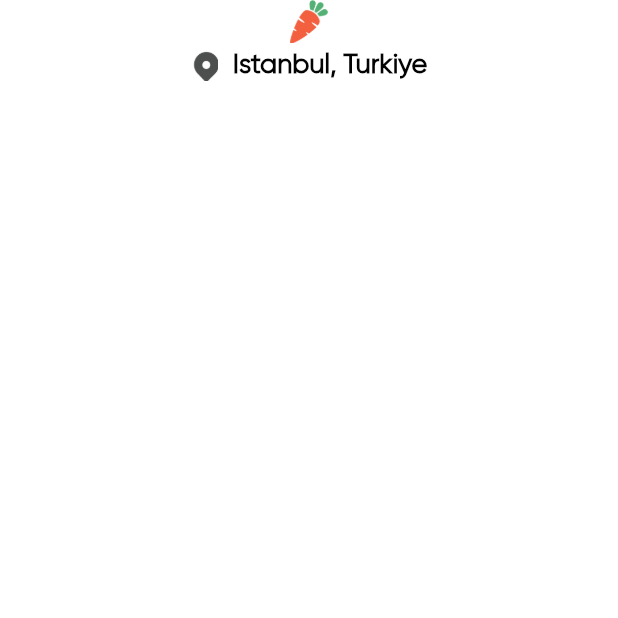
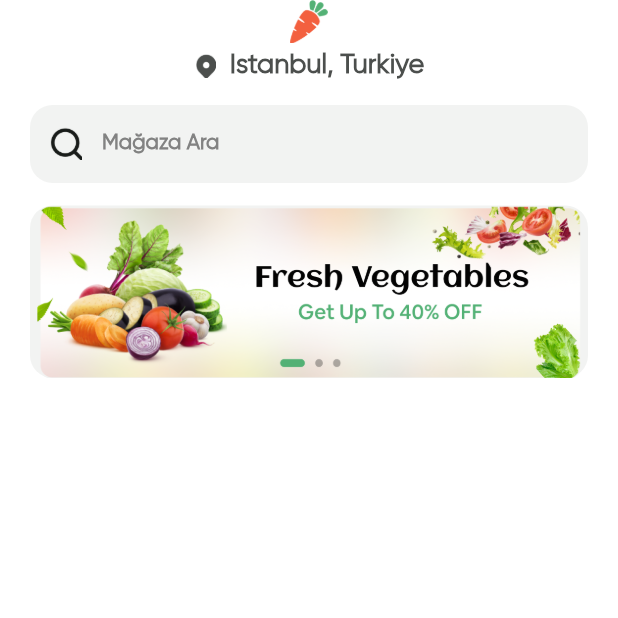
Before and after one commit to yusufakkobak34/flutter_groceries_app, a Flutter app: the HomeView screen opened directly, on a phone screen of 412 x 824 dp, the top half of it. Run offline on Flutter 3.47's test engine with Material 2 defaults, Android fonts, the phone set to English and light mode, and no system bars; missing offline and left inert: fl_country_code_picker.

Commit message:
home view top section completed.

```diff
--- a/lib/view/home/home_view.dart
+++ b/lib/view/home/home_view.dart
@@ -82,8 +82,6 @@ class _HomeViewState extends State<HomeView> {
       backgroundColor: Colors.white,
       body: SafeArea(
         child: SingleChildScrollView(
-          child: Padding(
-            padding: const EdgeInsets.symmetric(horizontal: 20),
           child: Column(
             crossAxisAlignment: CrossAxisAlignment.start,
             children: [
@@ -101,8 +99,8 @@ class _HomeViewState extends State<HomeView> {
                 children: [
                   Image.asset(
                     "assets/img/location.png",
-                      width: 20,
-                      height: 20,
+                    width: 16,
+                    height: 16,
                   ),
                   const SizedBox(
                     width: 8,
@@ -110,15 +108,66 @@ class _HomeViewState extends State<HomeView> {
                   Text(
                     "Istanbul, Turkiye",
                     style: TextStyle(
-                        color: TColor.primaryText,
+                      color: TColor.darkGray,
                       fontSize: 18,
                       fontWeight: FontWeight.w600,
                     ),
                   )
                 ],
               ),
+              const SizedBox(
+                height: 15,
+              ),
+              Padding(
+                padding: const EdgeInsets.symmetric(horizontal: 20),
+                child: Container(
+                  height: 52,
+                  decoration: BoxDecoration(
+                    color: const Color(0xffF2F3F2),
+                    borderRadius: BorderRadius.circular(15),
+                  ),
+                  alignment: Alignment.center,
+                  child: TextField(
+                    controller: txtSearch,
+                    decoration: InputDecoration(
+                      contentPadding: const EdgeInsets.symmetric(vertical: 16),
+                      prefixIcon: Padding(
+                        padding: const EdgeInsets.all(13.0),
+                        child: Image.asset(
+                          "assets/img/search.png",
+                          width: 20,
+                          height: 20,
+                        ),
+                      ),
+                      border: InputBorder.none,
+                      enabledBorder: InputBorder.none,
+                      focusedBorder: InputBorder.none,
+                      hintText: "Mağaza Ara",
+                      hintStyle: TextStyle(
+                          color: TColor.secondaryText,
+                          fontSize: 14,
+                          fontWeight: FontWeight.w600),
+                    ),
+                  ),
+                ),
+              ),
+              const SizedBox(
+                height: 15,
+              ),
+              Padding(
+                padding: const EdgeInsets.symmetric(horizontal: 20),
+                child: Container(
+                  width: double.maxFinite,
+                  height: 115,
+                  decoration: BoxDecoration(
+                    color: const Color(0xffF2F3F2),
+                    borderRadius: BorderRadius.circular(15),
+                  ),
+                  alignment: Alignment.center,
+                  child: Image.asset("assets/img/banner_top.png"),
+                ),
+              ),
             ],
-            ),
           ),
         ),
       ),
```
Lines whose indentation alone changed are shown as unchanged.
